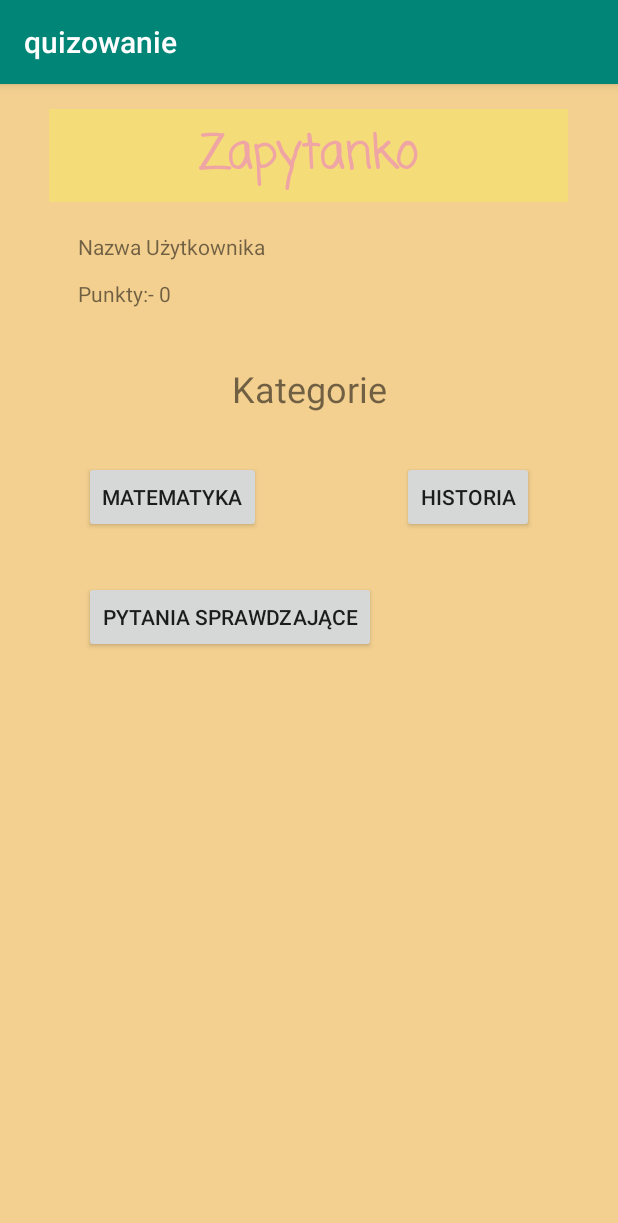
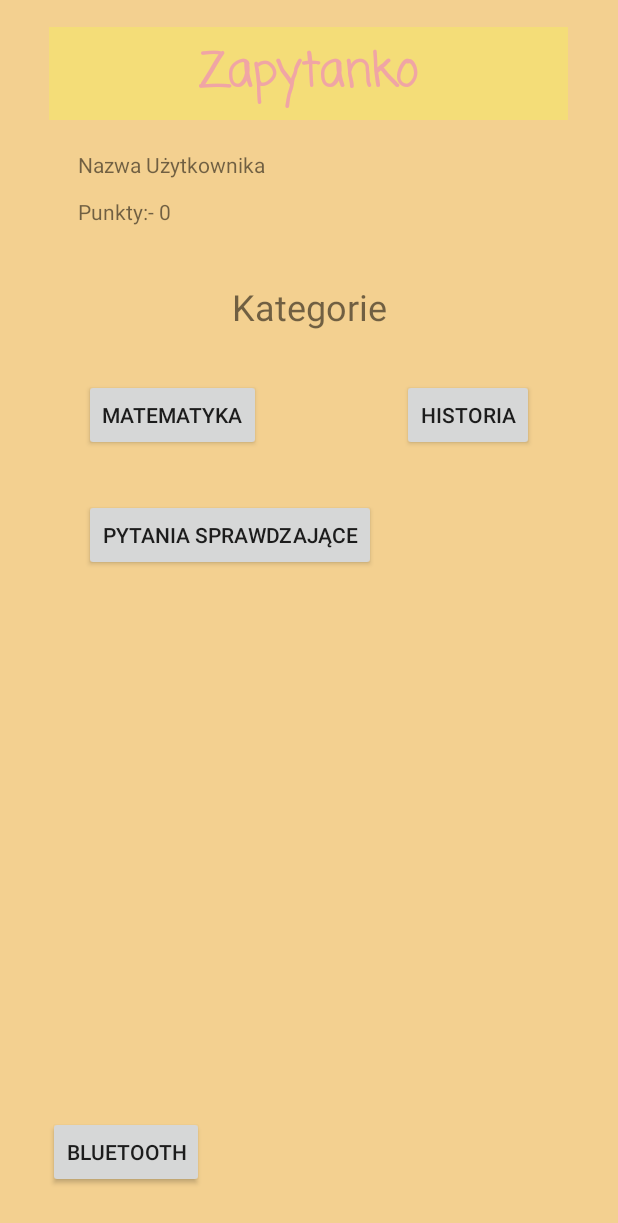
Before and after one commit to Czrek/AplikacjaQuizowanie, an Android app: the screen it shows after launch (panel_glowny), on a phone screen of 412 x 824 dp. Shown: the top 1223 px of the screen. Run offline under Robolectric (Android 15) with nearby library versions, the phone set to English and light mode, and no system bars.

Commit message:
zmianyy 3

```diff
--- a/app/build.gradle
+++ b/app/build.gradle
@@ -35,5 +35,7 @@ dependencies {
     androidTestImplementation 'androidx.test.ext:junit:1.1.0'
     androidTestImplementation 'androidx.test.espresso:espresso-core:3.1.1'
     implementation 'com.google.firebase:firebase-analytics:17.2.0'
+    implementation 'com.android.support:design:28.0.0'
+    implementation 'com.android.support:appcompat-v7:28.0.0'
 }
 apply plugin: 'com.google.gms.google-services'
--- a/app/src/main/java/com/example/quizowanie/panel_glowny.kt
+++ b/app/src/main/java/com/example/quizowanie/panel_glowny.kt
@@ -1,20 +1,40 @@
 package com.example.quizowanie
 
+import android.annotation.SuppressLint
 import android.app.Activity
-import android.content.Context
-import android.content.Intent
+import android.app.AlertDialog
+import android.app.Dialog
+
+import android.bluetooth.BluetoothAdapter
+import android.bluetooth.BluetoothDevice
+import android.bluetooth.BluetoothServerSocket
+import android.bluetooth.BluetoothSocket
+import android.content.*
 import android.content.res.Configuration
 import androidx.appcompat.app.AppCompatActivity
 import android.os.Bundle
-import android.widget.Button
-import android.widget.TextView
-import android.widget.Toast
+import android.util.Log
+import android.view.Menu
+import android.view.MenuItem
+import android.widget.*
+import android.widget.Toast.LENGTH_LONG
+import androidx.fragment.app.DialogFragment
+import kotlinx.android.synthetic.main.activity_panel_tworzenia.*
+import java.io.IOException
+import java.util.*
+import kotlin.collections.ArrayList
+import kotlin.collections.HashMap
 
 class panel_glowny : AppCompatActivity() {
 
     private var txtHighScore: TextView? = null
     private var mhighscore: Int = 0
     private var allscore: Int = 0
+
+
+
+
+
 
     override fun onCreate(savedInstanceState: Bundle?) {
         super.onCreate(savedInstanceState)
@@ -23,12 +43,20 @@ class panel_glowny : AppCompatActivity() {
 
         txtHighScore = this.findViewById(R.id.highscore)
         loadHighScore()
-
+        val bt = findViewById<Button>(R.id.BTbutton)
+        bt.setOnClickListener {
+            startActivityForResult(
+                Intent(
+                    applicationContext,
+                    bluetoothh::class.java
+                ), REQUEST_CODE
+            )
+        }
         val startQuiz = findViewById<Button>(R.id.pierwszyButton)
         startQuiz.setOnClickListener {
             startActivityForResult(Intent(applicationContext, MainQuiz::class.java), REQUEST_CODE)
         }
-      /*  if (allscore > 76) {
+        /*  if (allscore > 76) {
             val startQuiz2 = findViewById<Button>(R.id.drugiButton)
             startQuiz2.setOnClickListener {
                 startActivityForResult(
@@ -49,8 +77,9 @@ class panel_glowny : AppCompatActivity() {
 
         }
 */
+
+
     }
-
 
     override fun onStart() {
         super.onStart()
@@ -88,11 +117,7 @@ class panel_glowny : AppCompatActivity() {
         } else {
             val startQuiz3 = findViewById<Button>(R.id.trzeciButton)
             startQuiz3.setOnClickListener {
-                Toast.makeText(
-                    this,
-                    "Masz za mało punktów żeby otworzyć tą kategorie\n-Potrzeba 180 pkt",
-                    Toast.LENGTH_SHORT
-                ).show()
+                Toast.makeText(this,"Masz za mało punktów żeby otworzyć tą kategorie\n-Potrzeba 180 pkt",Toast.LENGTH_SHORT).show()
             }
 
         }
@@ -148,4 +173,11 @@ class panel_glowny : AppCompatActivity() {
         val HIGH_SCORE = "high_score"
     }
 
+
+
+
+
+
+
+
 }
--- a/app/src/main/res/layout/activity_panel_glowny.xml
+++ b/app/src/main/res/layout/activity_panel_glowny.xml
@@ -109,4 +109,30 @@
         app:layout_constraintStart_toEndOf="@+id/highscore"
         app:layout_constraintTop_toBottomOf="@+id/NazwaUz" />
 
+
+
+    <Button
+        android:id="@+id/BTbutton"
+        android:layout_width="wrap_content"
+        android:layout_height="wrap_content"
+        android:layout_marginStart="32dp"
+        android:layout_marginBottom="32dp"
+        android:text="Bluetooth"
+        app:layout_constraintBottom_toBottomOf="parent"
+        app:layout_constraintStart_toStartOf="parent" />
+
+    <TextView
+        android:id="@+id/editText"
+        android:layout_width="wrap_content"
+        android:layout_height="wrap_content"
+        android:layout_marginStart="32dp"
+        android:layout_marginEnd="50dp"
+        android:layout_marginBottom="42dp"
+        app:layout_constraintBottom_toBottomOf="parent"
+        app:layout_constraintEnd_toEndOf="parent"
+        app:layout_constraintStart_toEndOf="@+id/BTbutton" />
+
+
+
+
 </androidx.constraintlayout.widget.ConstraintLayout>
--- a/app/src/main/res/layout/drugi_quiz.xml
+++ b/app/src/main/res/layout/drugi_quiz.xml
@@ -44,7 +44,7 @@
         android:layout_marginTop="40dp"
         android:gravity="center"
         android:text="Tu jest pytanie \nTu jest pytanie"
-        android:textColor="#51E034"
+        android:textColor="#000000"
         android:textSize="26sp" />
 
 
--- a/app/src/main/res/values/styles.xml
+++ b/app/src/main/res/values/styles.xml
@@ -6,6 +6,8 @@
         <item name="colorPrimary">@color/colorPrimary</item>
         <item name="colorPrimaryDark">@color/colorPrimaryDark</item>
         <item name="colorAccent">@color/colorAccent</item>
+        <item name="windowActionBar">true</item>
+        <item name="windowNoTitle">true</item>
     </style>
 
 </resources>
```
Also changed, not shown: app/src/main/AndroidManifest.xml (+23 -8 lines).
